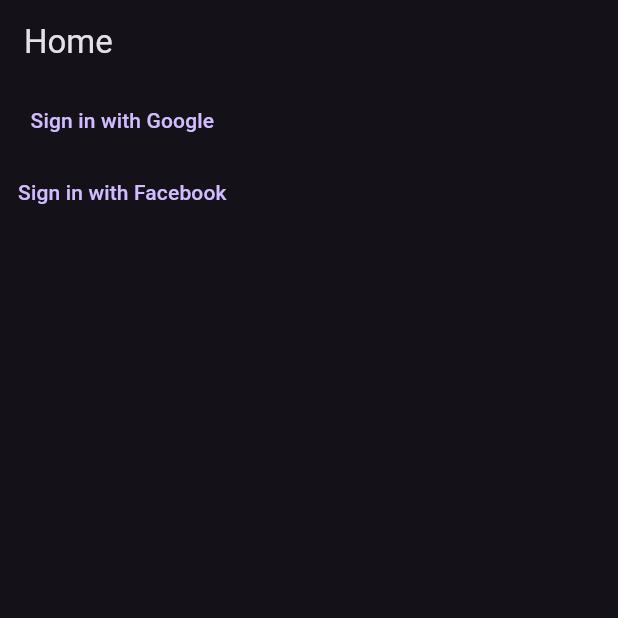
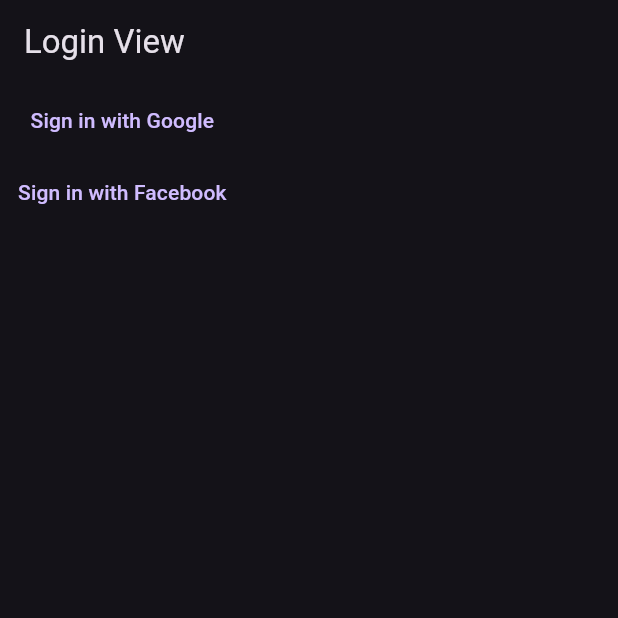
Before and after one commit to zawmorntwan/photo_share, a Flutter app: the screen it shows after launch, after a tap on "Sign in with Google", on a phone screen of 412 x 824 dp, the top half of it. Run offline on Flutter 3.47's test engine with Material 3 defaults, Android fonts, the phone set to English and light mode, and no system bars; our stand-ins replace cloud_firestore, firebase_auth, firebase_core, google_sign_in, hooks_riverpod; missing offline and left inert: flutter_facebook_auth; accounts and stored records are empty.

Commit message:
Update main.dart

```diff
--- a/lib/main.dart
+++ b/lib/main.dart
@@ -1,6 +1,8 @@
 import 'package:flutter/material.dart';
 import 'package:firebase_core/firebase_core.dart';
-import 'package:photo_share/state/auth/backend/authenticator.dart';
+import 'package:hooks_riverpod/hooks_riverpod.dart';
+import 'package:photo_share/state/auth/providers/auth_state_provider.dart';
+import 'package:photo_share/state/auth/providers/is_logged_in_provider.dart';
 import 'firebase_options.dart';
 import 'dart:developer' as devtools show log;
 
@@ -11,7 +13,11 @@ extension Log on Object {
 void main() async {
   WidgetsFlutterBinding.ensureInitialized();
   await Firebase.initializeApp(options: DefaultFirebaseOptions.currentPlatform);
-  runApp(const App());
+  runApp(
+    const ProviderScope(
+      child: App(),
+    ),
+  );
 }
 
 class App extends StatelessWidget {
@@ -33,34 +39,65 @@ class App extends StatelessWidget {
       ),
       themeMode: ThemeMode.dark,
       debugShowCheckedModeBanner: false,
-      home: const HomePage(),
+      home: Consumer(
+        builder: (context, ref, child) {
+          final isLoggedIn = ref.watch(isLoggedInProvider);
+          isLoggedIn.log();
+          if (isLoggedIn) {
+            return const MainView();
+          } else {
+            return const LoginView();
+          }
+        },
+      ),
     );
   }
 }
 
-class HomePage extends StatelessWidget {
-  const HomePage({super.key});
+// For when user is already logged in
+class MainView extends StatelessWidget {
+  const MainView({super.key});
 
   @override
   Widget build(BuildContext context) {
     return Scaffold(
       appBar: AppBar(
-        title: const Text('Home'),
+        title: const Text('Main View'),
+      ),
+      body: Consumer(
+        builder: (context, ref, child) {
+          return TextButton(
+            onPressed: () async {
+              await ref.read(authStateProvider.notifier).logOut();
+            },
+            child: const Text('Logout'),
+          );
+        },
+      ),
+    );
+  }
+}
+
+// For when user is not logged in
+class LoginView extends ConsumerWidget {
+  const LoginView({
+    super.key,
+  });
+
+  @override
+  Widget build(BuildContext context, WidgetRef ref) {
+    return Scaffold(
+      appBar: AppBar(
+        title: const Text('Login View'),
       ),
       body: Column(
         children: [
           TextButton(
-            onPressed: () async {
-              final result = await Authenticator().loginWithGoogle();
-              result.log();
-            },
+            onPressed: ref.read(authStateProvider.notifier).loginWithGoogle,
             child: const Text('Sign in with Google'),
           ),
           TextButton(
-            onPressed: () async {
-              final result = await Authenticator().loginWithFacebook();
-              result.log();
-            },
+            onPressed: ref.read(authStateProvider.notifier).loginWithFacebook,
             child: const Text('Sign in with Facebook'),
           )
         ],
```
